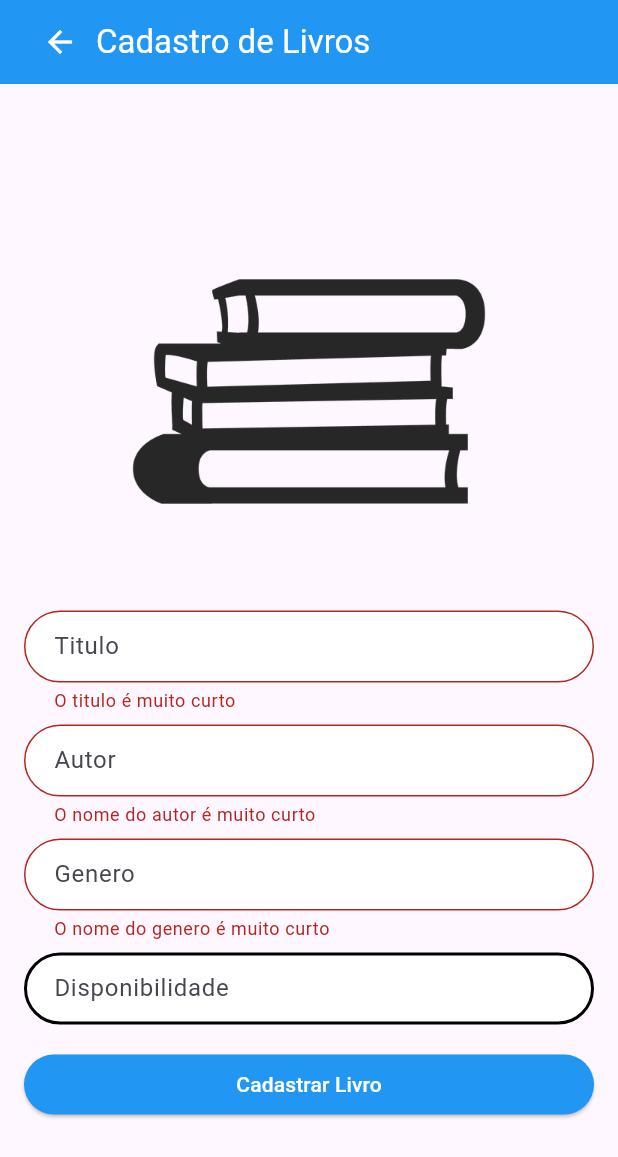
After one commit to lucasbennertz/library-manager, a Flutter app: the BookSignUpScreen screen opened directly, after a tap on "Cadastrar Livro", on a phone screen of 412 x 824 dp. The commit adds this screen. Shown: the top 1157 px of the screen. Run offline on Flutter 3.47's test engine with Material 3 defaults, Android fonts, the phone set to English and light mode, and no system bars.

Commit message:
adicao da tela cadastro de livros

```diff
--- /dev/null
+++ b/lib/Screens/book_sign_up_screen.dart
@@ -0,0 +1,127 @@
+import 'package:flutter/material.dart';
+import 'package:reserva_livros/Screens/main_screen.dart';
+import 'package:reserva_livros/components/decoration_form_input.dart';
+
+class BookSignUpScreen extends StatefulWidget {
+  const BookSignUpScreen({super.key});
+
+  @override
+  State<BookSignUpScreen> createState() => _BookSignUpScreenState();
+}
+
+class _BookSignUpScreenState extends State<BookSignUpScreen> {
+  final _formKey = GlobalKey<FormState>();
+  @override
+  Widget build(BuildContext context) {
+    return Scaffold(
+        appBar: AppBar(
+          title: Row(
+            children: [
+              IconButton(
+                  onPressed: () {
+                    Navigator.pushAndRemoveUntil(
+                        context,
+                        MaterialPageRoute(builder: (context) => MainScreen()),
+                        (Route<dynamic> route) => false);
+                  },
+                  icon: const Icon(
+                    Icons.arrow_back,
+                    color: Colors.white,
+                  )),
+              const Center(
+                  child: Text(
+                "Cadastro de Livros",
+                style: TextStyle(color: Colors.white),
+              ))
+            ],
+          ),
+          backgroundColor: Colors.blue,
+        ),
+        body: Padding(
+          padding: const EdgeInsets.all(16.0),
+          child: Form(
+            key: _formKey,
+            child: Column(
+              mainAxisAlignment: MainAxisAlignment.center,
+              crossAxisAlignment: CrossAxisAlignment.stretch,
+              children: [
+                Image.asset(
+                  "assets/cadastroLivrosLogo.webp",
+                  width: 128,
+                  height: 256,
+                ),
+                SizedBox(
+                  height: 18,
+                ),
+                TextFormField(
+                  decoration: getDecorationInput("Titulo"),
+                  validator: (String? value) {
+                    if (value == null) {
+                      return "O titulo não pode ser vazio";
+                    }
+                    if (value.length < 2) {
+                      return "O titulo é muito curto";
+                    }
+                  },
+                ),
+                SizedBox(
+                  height: 8,
+                ),
+                TextFormField(
+                  decoration: getDecorationInput("Autor"),
+                  validator: (String? value) {
+                    if (value == null) {
+                      return "O nome do autor não pode ser vazio";
+                    }
+                    if (value.length < 2) {
+                      return "O nome do autor é muito curto";
+                    }
+                  },
+                ),
+                SizedBox(
+                  height: 8,
+                ),
+                TextFormField(
+                  decoration: getDecorationInput("Genero"),
+                  validator: (String? value) {
+                    if (value == null) {
+                      return "A genero não pode ser vazio";
+                    }
+                    if (value.length < 5) {
+                      return "O nome do genero é muito curto";
+                    }
+                  },
+                ),
+                SizedBox(
+                  height: 8,
+                ),
+                TextFormField(
+                  decoration: getDecorationInput("Disponibilidade"),
+                ),
+                SizedBox(
+                  height: 16,
+                ),
+                ElevatedButton(
+                  style: ElevatedButton.styleFrom(backgroundColor: Colors.blue),
+                  onPressed: () {
+                    ButtonPressed();
+                  },
+                  child: const Text(
+                    "Cadastrar Livro",
+                    style: TextStyle(color: Colors.white),
+                  ),
+                )
+              ],
+            ),
+          ),
+        ));
+  }
+
+  ButtonPressed() {
+    if (_formKey.currentState!.validate()) {
+      print("Válido");
+    } else {
+      print("Form Inválido");
+    }
+  }
+}
--- a/lib/Screens/main_screen.dart
+++ b/lib/Screens/main_screen.dart
@@ -1,4 +1,5 @@
 import 'package:flutter/material.dart';
+import 'package:reserva_livros/Screens/book_sign_up_screen.dart';
 import 'package:reserva_livros/Screens/student_sign_up_screen.dart';
 
 class MainScreen extends StatelessWidget {
@@ -49,6 +50,19 @@ class MainScreen extends StatelessWidget {
                 child: const Text(
                   "Ir para cadastro de Alunos",
                   style: TextStyle(color: Colors.white),
+                )),
+            ElevatedButton(
+                style: ElevatedButton.styleFrom(backgroundColor: Colors.blue),
+                onPressed: () {
+                  Navigator.pushAndRemoveUntil(
+                      context,
+                      MaterialPageRoute(
+                          builder: (context) => BookSignUpScreen()),
+                      (Route<dynamic> route) => false);
+                },
+                child: const Text(
+                  "Ir para cadastro de Livros",
+                  style: TextStyle(color: Colors.white),
                 ))
           ],
         ),
--- a/pubspec.yaml
+++ b/pubspec.yaml
@@ -62,6 +62,7 @@ flutter:
   assets:
    - assets/estudanteLogo.png
    - assets/livroLogo.webp
+   - assets/cadastroLivrosLogo.webp
 
   # An image asset can refer to one or more resolution-specific "variants", see
   # https://flutter.dev/to/resolution-aware-images
```
Also changed, not shown: assets/cadastroLivrosLogo.webp (added).
